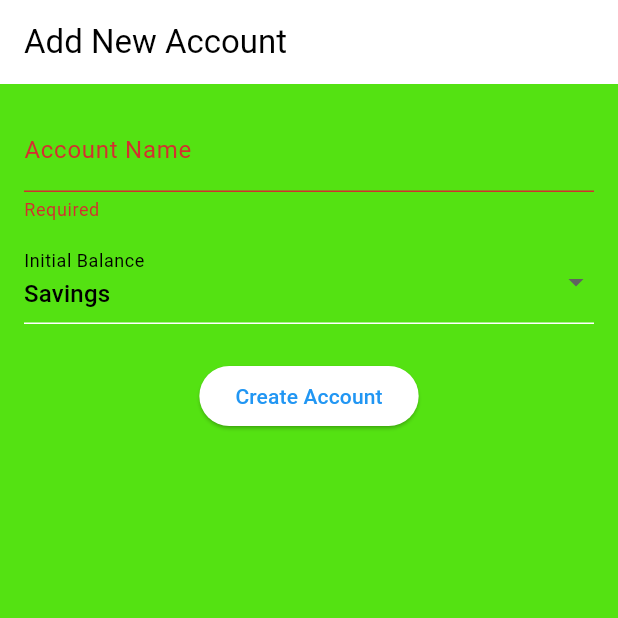
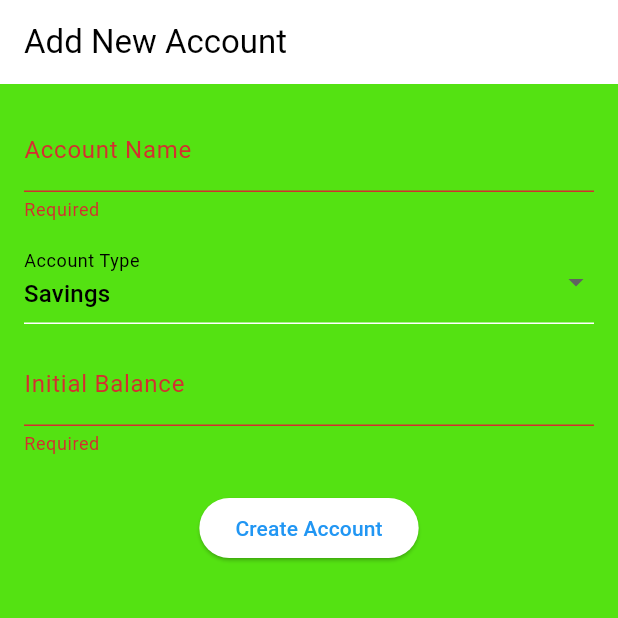
Before and after one commit to AkinniyiS/FinTrak, a Flutter app: the AddAccountScreen screen opened directly with empty values, after a tap on "Create Account", on a phone screen of 412 x 824 dp, the top half of it. Run offline on Flutter 3.47's test engine with Material 3 defaults, Android fonts, the light colour scheme and no system bars; our stand-ins replace firebase_auth, firebase_core; accounts and stored records are empty.

Commit message:
input transaction fix, updated add account Screen

```diff
--- a/lib/add_account_screen.dart
+++ b/lib/add_account_screen.dart
@@ -83,8 +83,18 @@ class AddAccountScreen extends StatefulWidget {
                       ))
                     .toList(),
                   onChanged: (val) => setState(() => accountType = val!),
-                  decoration: InputDecoration(labelText: 'Initial Balance'),
-                  onSaved: (val) => balance = double.tryParse(val ?? '0')?? 0,
+                  decoration: InputDecoration(labelText: 'Account Type'),
+                ),
+                SizedBox(height: 12),
+              TextFormField(
+                decoration: InputDecoration(labelText: 'Initial Balance'),
+                keyboardType: TextInputType.numberWithOptions(decimal: true),
+                validator: (val) {
+                  if (val == null || val.isEmpty) return 'Required';
+                  if (double.tryParse(val) == null) return 'Enter a valid number';
+                  return null;
+                },
+                onSaved: (val) => balance = double.tryParse(val!) ?? 0,
                 ),
                 SizedBox(height: 24),
                 ElevatedButton(
--- a/lib/input_transaction_screen.dart
+++ b/lib/input_transaction_screen.dart
@@ -18,7 +18,7 @@ class _InputTransactionScreenState extends State<InputTransactionScreen> {
     final response = await http.post(
       url,
       headers: {"Content-Type": "application/json"},
-      body: jsonEncode({"cost": amountController.text}),
+      body: jsonEncode({"amount": amountController.text}),
     );
 
     if (response.statusCode == 201) {
--- a/lib/login_screen.dart
+++ b/lib/login_screen.dart
@@ -1,5 +1,3 @@
-import 'dart:ffi';
-
 import 'package:flutter/material.dart';
 import 'package:firebase_auth/firebase_auth.dart';
 import 'package:http/http.dart' as http;
```
Also changed, not shown: 4 other files.
